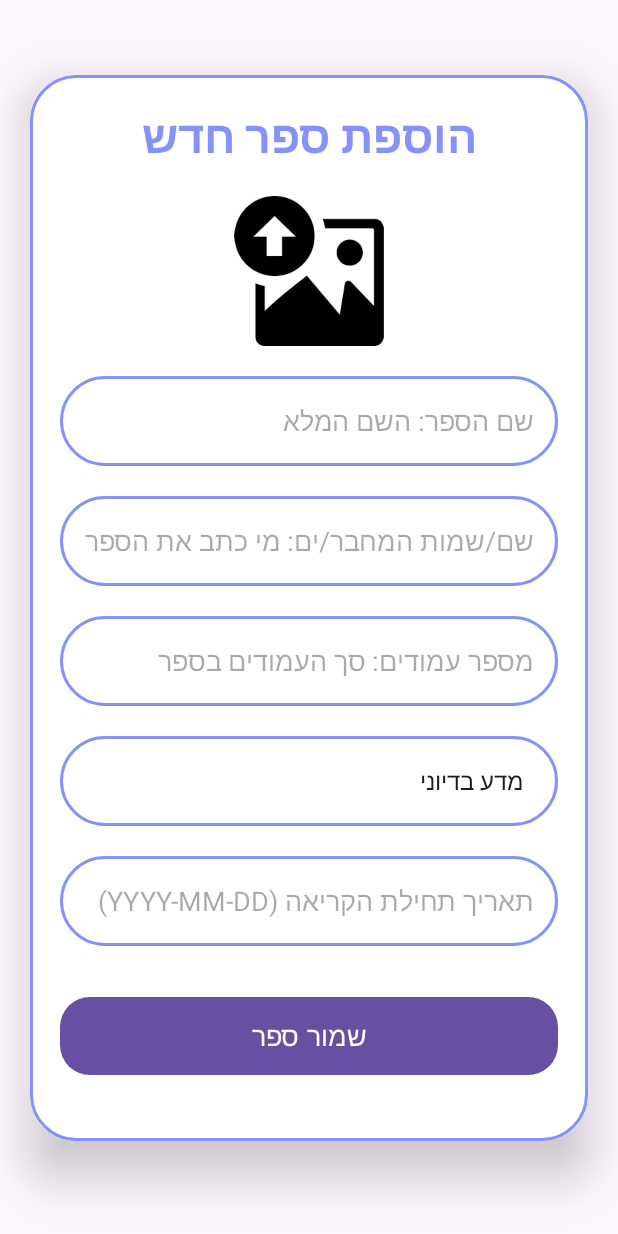
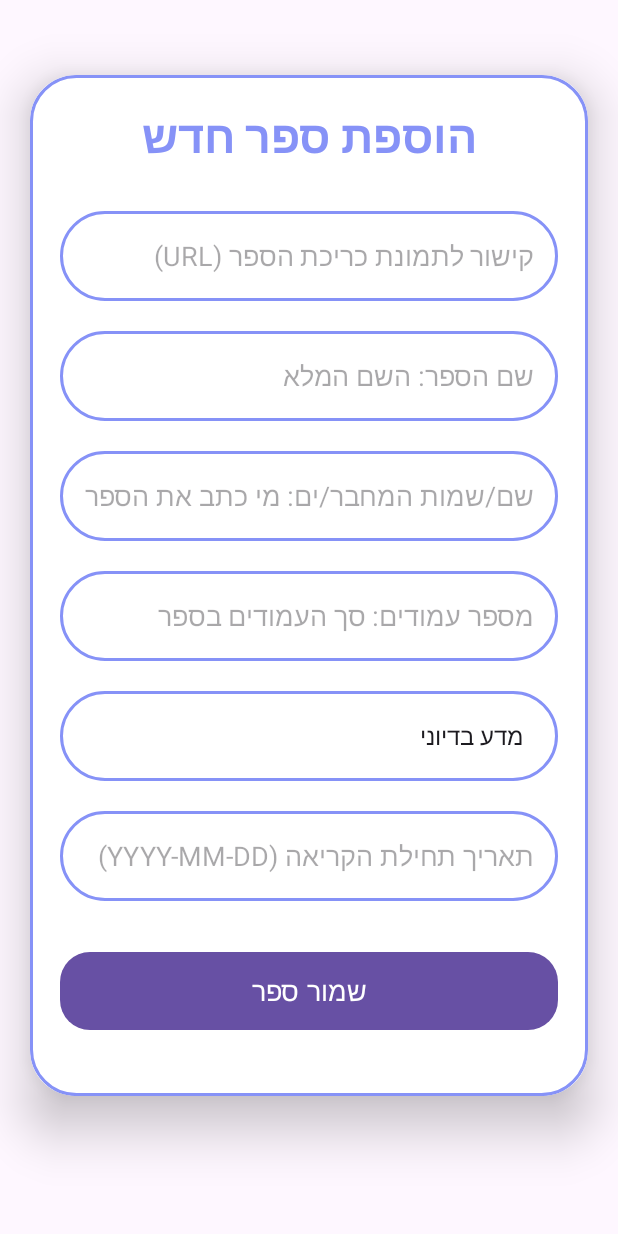
Before and after one commit to Leo20072/ProjectForEx, an Android app: the Addbook screen opened directly, with no data from a screen before it, on a phone screen of 412 x 824 dp. Run offline under Robolectric (Android 15) with nearby library versions, the phone set to English and light mode, and no system bars; our stand-ins replace Firebase (no records; nobody signed in at launch, a user with empty details on screens opened directly).

Commit message:
ver. 2 - 31/10/2025

```diff
--- a/app/build.gradle.kts
+++ b/app/build.gradle.kts
@@ -39,6 +39,8 @@ dependencies {
     implementation(libs.activity)
     implementation(libs.constraintlayout)
     implementation(libs.firebase.auth)
+    implementation(libs.firebase.database)
+    implementation(libs.firebase.storage)
     testImplementation(libs.junit)
     androidTestImplementation(libs.ext.junit)
     androidTestImplementation(libs.espresso.core)
--- a/app/src/main/java/com/example/login_and_signup_new/Addbook.java
+++ b/app/src/main/java/com/example/login_and_signup_new/Addbook.java
@@ -9,22 +9,34 @@ import android.widget.Button;
 import android.widget.EditText;
 import android.widget.ImageView;
 import android.widget.Spinner;
+import android.widget.Toast;
 
 import androidx.activity.EdgeToEdge;
+import androidx.annotation.NonNull;
 import androidx.appcompat.app.AppCompatActivity;
 import androidx.core.graphics.Insets;
 import androidx.core.view.ViewCompat;
 import androidx.core.view.WindowInsetsCompat;
 
+import com.google.firebase.Firebase;
+import com.google.firebase.FirebaseApp;
+import com.google.firebase.auth.FirebaseAuth;
+import com.google.firebase.auth.FirebaseUser;
+import com.google.firebase.database.DataSnapshot;
+import com.google.firebase.database.DatabaseError;
+import com.google.firebase.database.DatabaseReference;
+import com.google.firebase.database.FirebaseDatabase;
+import com.google.firebase.database.ValueEventListener;
+
 public class Addbook extends AppCompatActivity implements AdapterView.OnItemSelectedListener {
     private Spinner spinner;
     private String[] arrCategories = { "מדע בדיוני", "פנטזיה", "מתח / מותחן", "בלשי", "רומן רומנטי", "אימה", "היסטורי" };
     private String choosecategory;
-    ImageView uploadImage;
+    EditText uploadImageUrl;
     Button saveButton;
-    EditText uploadTopic, uploadDesc, uploadLang;
+    EditText nameofbook, authorsname, uploadPagesCount, uploadStartDate;
     String imageURL;
-    Uri uri;
+    String userId = FirebaseAuth.getInstance().getCurrentUser().getUid();
     @Override
     protected void onCreate(Bundle savedInstanceState) {
         super.onCreate(savedInstanceState);
@@ -37,6 +49,52 @@ public class Addbook extends AppCompatActivity implements AdapterView.OnItemSele
                 new ArrayAdapter(this, android.R.layout.simple_spinner_item, arrCategories);
         aa.setDropDownViewResource(android.R.layout.simple_spinner_dropdown_item);
         spinner.setAdapter(aa);
+
+        uploadImageUrl = findViewById(R.id.uploadImageUrl);
+        nameofbook = findViewById(R.id.nameofbook);
+        authorsname = findViewById(R.id.authorsname);
+        uploadPagesCount = findViewById(R.id.uploadPagesCount);
+        uploadStartDate = findViewById(R.id.uploadStartDate);
+        saveButton = findViewById(R.id.saveButton);
+
+
+        saveButton.setOnClickListener(new View.OnClickListener() {
+            @Override
+            public void onClick(View view) {
+                String namebook = nameofbook.getText().toString();
+                String image = uploadImageUrl.getText().toString();
+                String author = authorsname.getText().toString();
+                String pagesCount = uploadPagesCount.getText().toString();
+                String startDate = uploadStartDate.getText().toString();
+                FirebaseUser user = FirebaseAuth.getInstance().getCurrentUser();
+                if (user == null) {
+                    System.out.println("Error: User is not authenticated.");
+                    return;
+                }
+
+                DatabaseReference booksRootRef = FirebaseDatabase.getInstance().getReference("books");
+                DatabaseReference userBooksRef = booksRootRef.child(userId);
+
+                String newBookId = userBooksRef.push().getKey();
+
+                if (newBookId != null) {
+                    Book newbook = new Book(namebook, author, pagesCount, image, choosecategory,startDate);
+
+
+                    // 4. שמירת הנתונים בנתיב החדש באמצעות setValue()
+                    userBooksRef.child(newBookId).setValue(newbook)
+                            .addOnSuccessListener(aVoid -> {
+                                Toast.makeText(Addbook.this, "Book saved successfully for user: " + userId, Toast.LENGTH_SHORT).show();
+                                // עדכון ממשק המשתמש (UI) בהצלחה
+                            })
+                            .addOnFailureListener(e -> {
+                                Toast.makeText(Addbook.this, "Failed to save book: " + e.getMessage(), Toast.LENGTH_SHORT).show();
+                                // הצגת הודעת שגיאה למשתמש
+                            });
+                }
+            }
+        });
+
 
     }
 
--- a/app/src/main/res/layout/activity_addbook.xml
+++ b/app/src/main/res/layout/activity_addbook.xml
@@ -36,17 +36,30 @@
                 android:layout_marginBottom="10dp"/>
 
             <!-- Book Cover Image Upload Placeholder -->
-            <ImageView
-                android:id="@+id/uploadImage"
-                android:layout_width="200dp"
-                android:layout_height="100dp"
-                android:layout_marginTop="10dp"
-                android:layout_gravity="center_horizontal"
-                android:scaleType="fitCenter"
-                android:src="@drawable/uploadimg"
-                android:contentDescription="תמונת כריכת הספר"/>
 
             <!-- 1. Book Name Input -->
+<!--            <ImageView-->
+<!--                android:id="@+id/uploadImage"-->
+<!--                android:layout_width="200dp"-->
+<!--                android:layout_height="100dp"-->
+<!--                android:layout_gravity="center_horizontal"-->
+<!--                android:layout_marginTop="10dp"-->
+<!--                android:contentDescription="תמונת כריכת הספר"-->
+<!--                android:scaleType="fitCenter"-->
+<!--                android:src="@drawable/uploadimg" />-->
+            <EditText
+                android:id="@+id/uploadImageUrl"
+                android:layout_width="match_parent"
+                android:layout_height="60dp"
+                android:layout_marginTop="20dp"
+                android:background="@drawable/custom_edittext"
+                android:gravity="start|center_vertical"
+                android:hint="קישור לתמונת כריכת הספר (URL)"
+                android:padding="16dp"
+                android:inputType="textUri"
+                android:textColor="@color/lavender"
+                android:textDirection="rtl"/>
+
             <EditText
                 android:id="@+id/nameofbook"
                 android:layout_width="match_parent"
--- a/gradle/libs.versions.toml
+++ b/gradle/libs.versions.toml
@@ -9,6 +9,8 @@ activity = "1.11.0"
 constraintlayout = "2.2.1"
 googleGmsGoogleServices = "4.4.4"
 firebaseAuth = "24.0.1"
+firebaseDatabase = "22.0.1"
+firebaseStorage = "22.0.1"
 
 [libraries]
 junit = { group = "junit", name = "junit", version.ref = "junit" }
@@ -19,6 +21,8 @@ material = { group = "com.google.android.material", name = "material", version.r
 activity = { group = "androidx.activity", name = "activity", version.ref = "activity" }
 constraintlayout = { group = "androidx.constraintlayout", name = "constraintlayout", version.ref = "constraintlayout" }
 firebase-auth = { group = "com.google.firebase", name = "firebase-auth", version.ref = "firebaseAuth" }
+firebase-database = { group = "com.google.firebase", name = "firebase-database", version.ref = "firebaseDatabase" }
+firebase-storage = { group = "com.google.firebase", name = "firebase-storage", version.ref = "firebaseStorage" }
 
 [plugins]
 android-application = { id = "com.android.application", version.ref = "agp" }
```
Also changed, not shown: app/src/main/java/com/example/login_and_signup_new/Book.java (+35 -5 lines).
